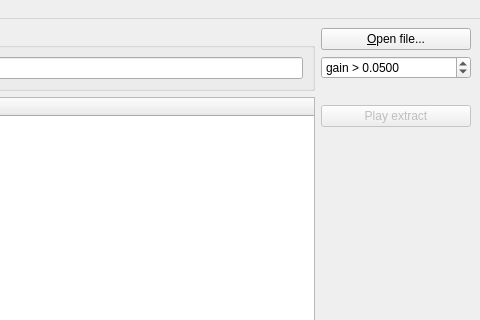
This is src/gui/pling-plong-odometer.ui in havardgulldahl/pling-plong-odometer as Qt 5 draws it before an edit; both pictures show x 420 to 900 and y 0 to 320 of the 900 by 697 pixel window. The edited form follows.
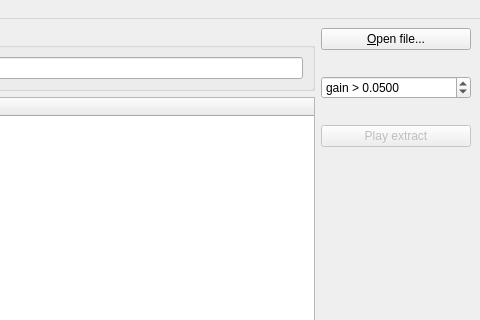
This is the edited form. Icons and pictures are not drawn.

Commit message: name change. only checking clips that are metadata resolved. showing name of file thats loaded

Patch:
```diff
--- a/src/gui/pling-plong-odometer.ui
+++ b/src/gui/pling-plong-odometer.ui
@@ -277,6 +277,25 @@
         </property>
        </widget>
       </item>
+      <item>
+       <widget class="QLabel" name="fileInfo">
+        <property name="text">
+         <string/>
+        </property>
+        <property name="textFormat">
+         <enum>Qt::RichText</enum>
+        </property>
+        <property name="alignment">
+         <set>Qt::AlignLeading|Qt::AlignLeft|Qt::AlignTop</set>
+        </property>
+        <property name="wordWrap">
+         <bool>true</bool>
+        </property>
+        <property name="textInteractionFlags">
+         <set>Qt::LinksAccessibleByMouse|Qt::TextSelectableByKeyboard|Qt::TextSelectableByMouse</set>
+        </property>
+       </widget>
+      </item>
       <item>
        <widget class="QDoubleSpinBox" name="volumeThreshold">
         <property name="prefix">
```
Left out of the diff: 2 changed lines with no effect on the pictures. The commit also changes 1 other file.
